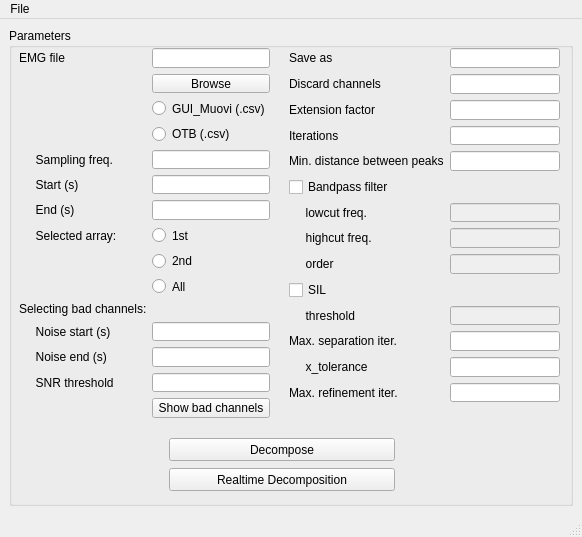
Before: the Qt Designer form user_interface/gui_tmod.ui in fitrinad/emgrtdec, drawn with Qt 5.
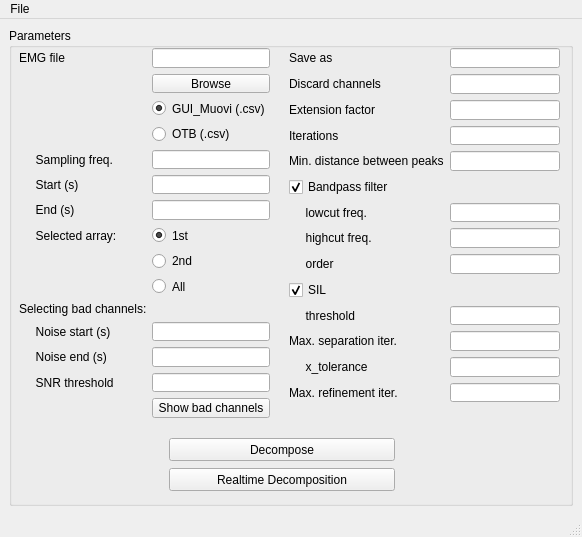
After: the same form once the commit is applied.

Commit message: Updated functions, user_interface, tmod, and decmod

Patch:
```diff
--- a/user_interface/gui_tmod.ui
+++ b/user_interface/gui_tmod.ui
@@ -54,6 +54,9 @@
           <property name="text">
            <string>1st</string>
           </property>
+          <property name="checked">
+           <bool>true</bool>
+          </property>
           <attribute name="buttonGroup">
            <string notr="true">buttonGroup_2</string>
           </attribute>
@@ -179,6 +182,9 @@
           <property name="text">
            <string>GUI_Muovi (.csv)</string>
           </property>
+          <property name="checked">
+           <bool>true</bool>
+          </property>
           <attribute name="buttonGroup">
            <string notr="true">buttonGroup</string>
           </attribute>
@@ -211,6 +217,9 @@
           <property name="text">
            <string>SIL</string>
           </property>
+          <property name="checked">
+           <bool>true</bool>
+          </property>
          </widget>
         </item>
         <item row="13" column="0">
@@ -223,14 +232,14 @@
         <item row="10" column="1">
          <widget class="QLineEdit" name="lineEdit_SILThreshold">
           <property name="enabled">
-           <bool>false</bool>
+           <bool>true</bool>
           </property>
          </widget>
         </item>
         <item row="8" column="1">
          <widget class="QLineEdit" name="lineEdit_order">
           <property name="enabled">
-           <bool>false</bool>
+           <bool>true</bool>
           </property>
          </widget>
         </item>
@@ -247,7 +256,7 @@
         <item row="7" column="1">
          <widget class="QLineEdit" name="lineEdit_highcutFreq">
           <property name="enabled">
-           <bool>false</bool>
+           <bool>true</bool>
           </property>
          </widget>
         </item>
@@ -310,7 +319,7 @@
            <string>Bandpass filter</string>
           </property>
           <property name="checked">
-           <bool>false</bool>
+           <bool>true</bool>
           </property>
          </widget>
         </item>
@@ -338,7 +347,7 @@
         <item row="6" column="1">
          <widget class="QLineEdit" name="lineEdit_lowcutFreq">
           <property name="enabled">
-           <bool>false</bool>
+           <bool>true</bool>
           </property>
          </widget>
         </item>
```
The commit also changes 9 other files.
